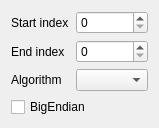
This is Source/Tools/ToolsUI/xToolsCrcCalculatorToolUi.ui in x-tools-author/x-tools as Qt 5 draws it before an edit. The edited form follows.
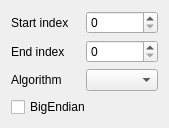
This is the edited form. Custom widgets are drawn as their Qt base class.

```diff
--- a/Source/Tools/ToolsUI/xToolsCrcCalculatorToolUi.ui
+++ b/Source/Tools/ToolsUI/xToolsCrcCalculatorToolUi.ui
@@ -6,8 +6,8 @@
    <rect>
     <x>0</x>
     <y>0</y>
-    <width>159</width>
-    <height>112</height>
+    <width>169</width>
+    <height>124</height>
    </rect>
   </property>
   <property name="windowTitle">
```
Left out of the diff: 4 changed lines with no effect on the pictures.
